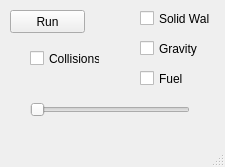
This is controlwindow.ui in mcromb/ParticleBox as Qt 5 draws it before an edit. The edited form follows.
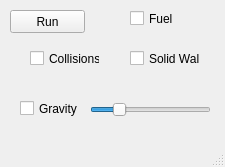
This is the edited form.

Commit message: Gravity slider working

The edit to the form file:
```diff
--- a/controlwindow.ui
+++ b/controlwindow.ui
@@ -30,8 +30,8 @@
    <widget class="QCheckBox" name="checkBox">
     <property name="geometry">
      <rect>
-      <x>140</x>
-      <y>10</y>
+      <x>130</x>
+      <y>50</y>
       <width>70</width>
       <height>17</height>
      </rect>
@@ -43,8 +43,8 @@
    <widget class="QCheckBox" name="GravityCB">
     <property name="geometry">
      <rect>
-      <x>140</x>
-      <y>40</y>
+      <x>20</x>
+      <y>100</y>
       <width>70</width>
       <height>17</height>
      </rect>
@@ -56,8 +56,8 @@
    <widget class="QCheckBox" name="FuelCB">
     <property name="geometry">
      <rect>
-      <x>140</x>
-      <y>70</y>
+      <x>130</x>
+      <y>10</y>
       <width>61</width>
       <height>17</height>
      </rect>
@@ -69,12 +69,18 @@
    <widget class="QSlider" name="colourSlider">
     <property name="geometry">
      <rect>
-      <x>30</x>
+      <x>90</x>
       <y>100</y>
-      <width>160</width>
+      <width>121</width>
       <height>19</height>
      </rect>
     </property>
+    <property name="maximum">
+     <number>49</number>
+    </property>
+    <property name="sliderPosition">
+     <number>10</number>
+    </property>
     <property name="orientation">
      <enum>Qt::Horizontal</enum>
     </property>
```
Left out of the diff: 2 changed lines with no effect on the pictures. The commit also changes 4 other files.
